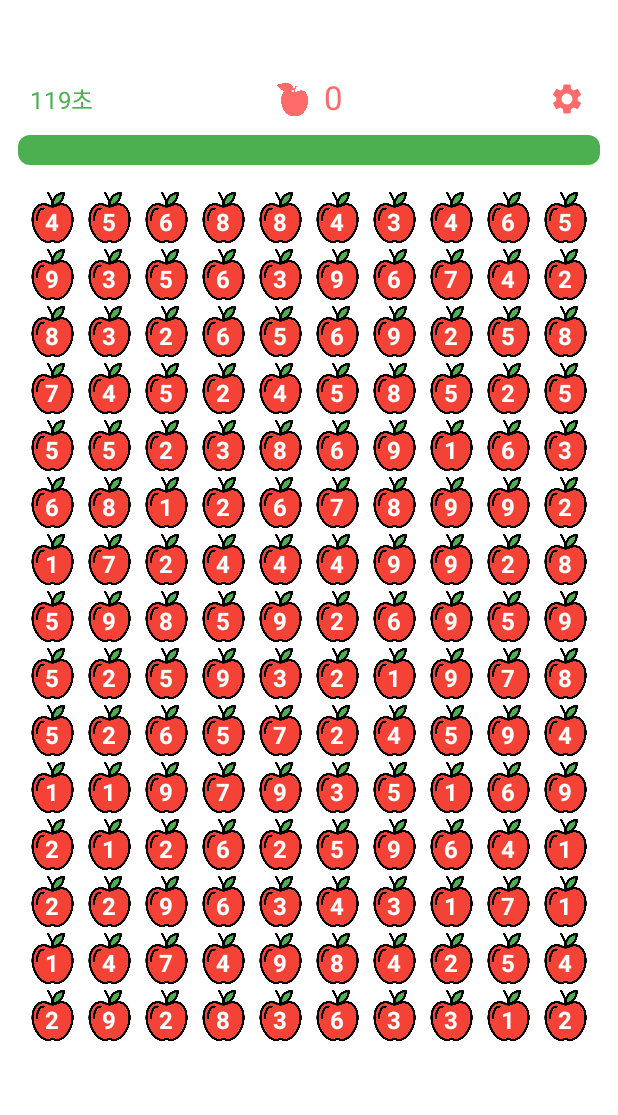
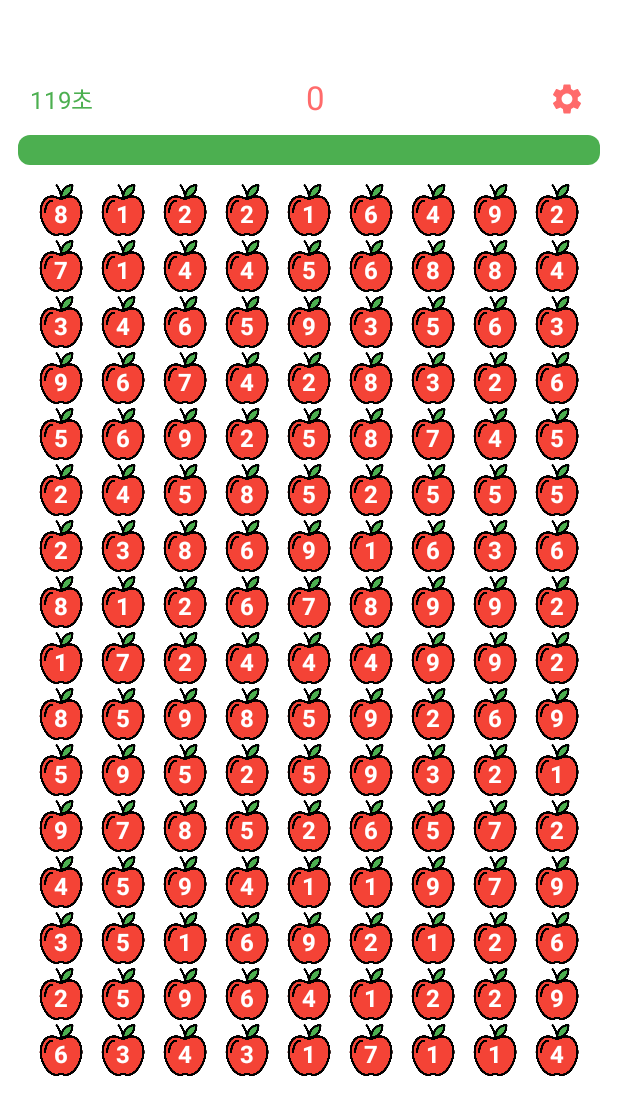
Before and after one commit to Noil0909/AppleGame, an Android app built with Jetpack Compose: the MainScreen screen opened through its navigation route, after a tap on "시작하기", on a phone screen of 412 x 824 dp. Shown: the top 1115 px of the screen. Run offline under Robolectric (Android 15) with nearby library versions, the phone set to English and light mode, and no system bars; our stand-ins replace Dagger/Hilt's generated code.

Commit message:
Feat: 사과 배치 수정
Feat: 사과 배치 수정

10x15 -> 9x16
드래그 개선 진행중
타이머 바 애니메이션 개선 진행중

```diff
--- a/app/src/main/java/com/example/applegame/ui/component/AppleGrid.kt
+++ b/app/src/main/java/com/example/applegame/ui/component/AppleGrid.kt
@@ -34,10 +34,11 @@ fun AppleGrid(
     cellSize: Dp
 ) {
     LazyVerticalGrid(
-        columns = GridCells.Fixed(10),
+        columns = GridCells.Fixed(9),
         modifier = Modifier
+            .padding(top=50.dp, start = 20.dp, end = 20.dp)
             .fillMaxWidth()
-            .aspectRatio(10f / 15f) // 10x15 비율 고정
+            .aspectRatio(9f / 16f)
     ) {
         items(viewModel.apples.sortedBy { it.position }) { apple ->
             if (apple.number != 0) {
@@ -59,8 +60,8 @@ fun AppleItem(
 ) {
     Box(
         modifier = Modifier
-            .size(cellSize)
-            .padding(2.dp)
+            .size(cellSize * 0.9f)
+            .padding(1.dp)
     ) {
         Image(
             painter = painterResource(R.drawable.apple2_icon),
@@ -72,7 +73,7 @@ fun AppleItem(
                     scaleY = if (isSelected) 1.2f else 1f
                 },
             colorFilter = if (isSelected) tint(Color.Red) else null,
-            contentScale = ContentScale.Fit
+            contentScale = ContentScale.Inside
         )
         Text(
             text = "${apple.number}",
--- a/app/src/main/java/com/example/applegame/ui/component/DragSelectionBox.kt
+++ b/app/src/main/java/com/example/applegame/ui/component/DragSelectionBox.kt
@@ -21,7 +21,7 @@ import com.example.applegame.ui.viewmodel.AppleGameViewModel
 fun BoxScope.DragSelectionBox(viewModel: AppleGameViewModel) {
     val density = LocalDensity.current
     val cellSizePx = with(density) {
-        (LocalConfiguration.current.screenWidthDp.dp - 32.dp).toPx() / 10
+        (LocalConfiguration.current.screenWidthDp.dp - 40.dp).toPx() / 9
     }
 
     Box(
@@ -34,7 +34,7 @@ fun BoxScope.DragSelectionBox(viewModel: AppleGameViewModel) {
                     },
                     onDrag = { change, _ ->
                         viewModel.updateDragArea(
-                            viewModel.dragStart?.plus(Offset.Zero), // gridTopLeft 대신 Offset.Zero
+                            viewModel.dragStart?.plus(Offset.Zero), // gridTopLeft 대신 Offset.Zero. 화면 시작 좌표가(0,0)이니까
                             change.position,
                             cellSizePx,
                             Offset.Zero
--- a/app/src/main/java/com/example/applegame/ui/component/GameInfoHeader.kt
+++ b/app/src/main/java/com/example/applegame/ui/component/GameInfoHeader.kt
@@ -55,12 +55,6 @@ fun GameInfoHeader(
             contentAlignment = Alignment.Center
         ){
             Row(verticalAlignment = Alignment.CenterVertically){
-                Icon(
-                    painter = painterResource(R.drawable.apple1_icon),
-                    contentDescription = "점수",
-                    tint = Color(0xFFFF6B6B),
-                    modifier = Modifier.size(24.dp)
-                )
                 Text(
                     text = "${viewModel.score.value}",
                     style = MaterialTheme.typography.titleLarge,
--- a/app/src/main/java/com/example/applegame/ui/component/GameSettingsDialog.kt
+++ b/app/src/main/java/com/example/applegame/ui/component/GameSettingsDialog.kt
@@ -29,8 +29,8 @@ fun GameSettingsDialog(
     // 세팅 dialog 재사용
     showGoMainButton: Boolean = false,
     showRestartButton: Boolean = false,
-    onGoMain: () -> Unit = {},
-    onRestartGame: () -> Unit = {},
+    onMainMenu: () -> Unit = {},
+    onRestart: () -> Unit = {},
 ) {
     if(!showDialog) return
 
@@ -60,7 +60,7 @@ fun GameSettingsDialog(
                 Button(
                     onClick = {
                         onDismiss()
-                        onRestartGame
+                        onRestart
                     },
                     colors = ButtonDefaults.buttonColors(
                         containerColor = Color(0xFFFF6B6B)
@@ -79,7 +79,7 @@ fun GameSettingsDialog(
                     Button(
                         onClick = {
                             onDismiss()
-                            onGoMain()
+                            onMainMenu()
                         },
                         colors = ButtonDefaults.buttonColors(
                             containerColor = Color(0xFF4CAF50)
--- a/app/src/main/java/com/example/applegame/ui/component/TimeProgressBar.kt
+++ b/app/src/main/java/com/example/applegame/ui/component/TimeProgressBar.kt
@@ -1,5 +1,6 @@
 package com.example.applegame.ui.component
 
+import androidx.compose.animation.core.FastOutSlowInEasing
 import androidx.compose.animation.core.LinearEasing
 import androidx.compose.animation.core.animateFloatAsState
 import androidx.compose.animation.core.tween
@@ -24,8 +25,8 @@ fun TimeProgressBar(viewModel: AppleGameViewModel) {
     val targetProgress = viewModel.remainingTime / 120f
 
     val animatedProgress by animateFloatAsState(
-        targetValue = targetProgress,
-        animationSpec = tween(durationMillis = 1000, easing = LinearEasing)
+        targetValue = if (viewModel.remainingTime == 120) 1f else targetProgress, // 게임이 시작되거나 재시작 시 바로 꽉 차게 설정
+        animationSpec = tween(durationMillis = 0) // 애니메이션 없이 바로 설정
     )
 
     LinearProgressIndicator(
--- a/app/src/main/java/com/example/applegame/ui/screen/AppleGameScreen.kt
+++ b/app/src/main/java/com/example/applegame/ui/screen/AppleGameScreen.kt
@@ -69,7 +69,8 @@ fun AppleGameScreen(
     onBackToMain: () -> Unit
 ) {
     val configuration = LocalConfiguration.current
-    val cellSize = (configuration.screenWidthDp.dp - 32.dp) / 10
+    val cellSize = (configuration.screenWidthDp.dp - 40.dp) / 9
+
 
     var showSettings by remember { mutableStateOf(false) }
     var isBgmOn by rememberSaveable { mutableStateOf(true) }
@@ -98,7 +99,6 @@ fun AppleGameScreen(
 
             Box(
                 modifier = Modifier
-                    .padding(16.dp)
                     .weight(1f) // Box Comp가 부모의 나머지 모든 공간 차지
             ) {
                 AppleGrid(viewModel, cellSize)
@@ -114,8 +114,8 @@ fun AppleGameScreen(
                 onBgmToggle = { isBgmOn = it },
                 showGoMainButton = true,
                 showRestartButton = true,
-                onGoMain = { /* 메인으로 이동 로직 */ },
-                onRestartGame = { viewModel.restartGame() }
+                onRestart = { viewModel.restartGame() },
+                onMainMenu = onBackToMain
             )
 
             // 게임 오버 다이얼로그
--- a/app/src/main/java/com/example/applegame/ui/utils/DragUtils.kt
+++ b/app/src/main/java/com/example/applegame/ui/utils/DragUtils.kt
@@ -22,10 +22,10 @@ object DragUtils {
         gridTopLeft: Offset
     ): List<Int> {
         return apples.filter { apple ->
-            val row = apple.position / 10
-            val col = apple.position % 10
+            val row = apple.position / 9
+            val col = apple.position % 9
 
-            // gridTopLeft가 이미 로컬 좌표 기준이라면 아래처럼 계산
+            // 각 사과의 위치 계산
             val appleLeft = col * cellSizePx
             val appleTop = row * cellSizePx
 
--- a/app/src/main/java/com/example/applegame/ui/viewmodel/AppleGameViewModel.kt
+++ b/app/src/main/java/com/example/applegame/ui/viewmodel/AppleGameViewModel.kt
@@ -44,7 +44,7 @@ class AppleGameViewModel : ViewModel() {
     // === 게임 초기화 ===
     private fun resetGame() {
         _apples.clear()
-        repeat(150) { index ->
+        repeat(144) { index ->
             _apples.add(
                 Apple(
                     id = index,
@@ -65,8 +65,8 @@ class AppleGameViewModel : ViewModel() {
         gridTopLeft: Offset
     ) {
         // 드래그 좌표를 그리드 기준 로컬 좌표로 변환
-        _dragStart.value = start?.minus(gridTopLeft)
-        _dragEnd.value = end?.minus(gridTopLeft)
+        _dragStart.value = start?.minus(Offset.Zero)
+        _dragEnd.value = end?.minus(Offset.Zero)
         _selectedIds.clear()
 
         val localStart = _dragStart.value
@@ -74,12 +74,14 @@ class AppleGameViewModel : ViewModel() {
 
         if (localStart != null && localEnd != null) {
             val dragRect = DragUtils.createDragRect(localStart, localEnd)
+
+            // 각 그리드의 위치를 기반으로 드래그된 사과를 선택
             _selectedIds.addAll(
                 DragUtils.calculateSelectedApples(
                     apples = _apples,
                     dragRect = dragRect,
                     cellSizePx = cellSizePx,
-                    gridTopLeft = Offset.Zero // 이제 이미 로컬 좌표로 변환되었음
+                    gridTopLeft = Offset.Zero
                 )
             )
         }
```
